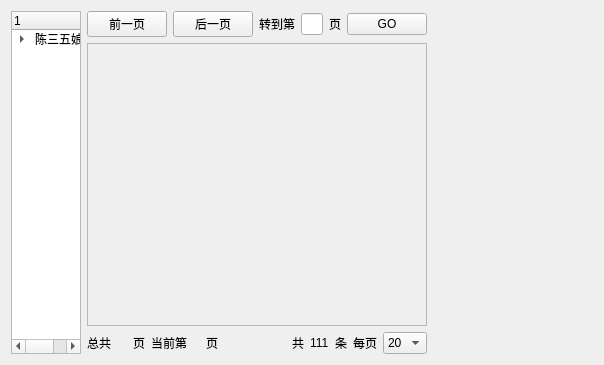
First picture: the form in UI/UI_DBSourceWindow.ui, repository mortersen/C35N, before the edit.
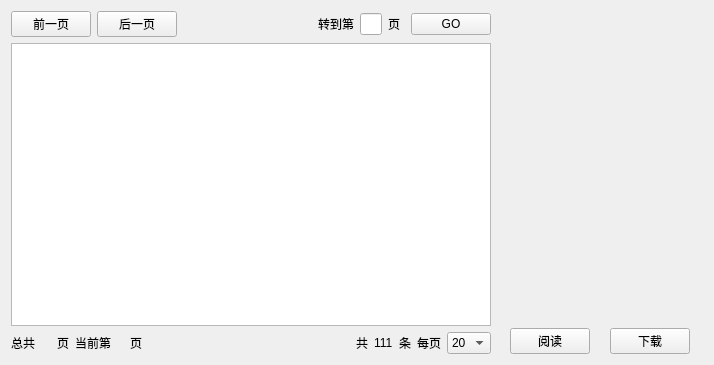
Second picture: the form after the edit. Icons and pictures are not drawn.

Commit message: 修改数据库浏览页

Patch:
```diff
--- a/UI/UI_DBSourceWindow.ui
+++ b/UI/UI_DBSourceWindow.ui
@@ -6,77 +6,18 @@
    <rect>
     <x>0</x>
     <y>0</y>
-    <width>604</width>
+    <width>714</width>
     <height>365</height>
    </rect>
   </property>
   <property name="windowTitle">
    <string>Form</string>
   </property>
-  <layout class="QHBoxLayout" name="horizontalLayout_3" stretch="3,12,8">
-   <item>
-    <widget class="QTreeWidget" name="tree_LeftView">
-     <column>
-      <property name="text">
-       <string/>
-      </property>
-     </column>
-     <item>
-      <property name="text">
-       <string>陈三五娘文献数据库</string>
-      </property>
-      <item>
-       <property name="text">
-        <string>现代研究文献</string>
-       </property>
-       <item>
-        <property name="text">
-         <string>期刊</string>
-        </property>
-       </item>
-       <item>
-        <property name="text">
-         <string>图书</string>
-        </property>
-       </item>
-       <item>
-        <property name="text">
-         <string>学位论文</string>
-        </property>
-       </item>
-       <item>
-        <property name="text">
-         <string>会议论文</string>
-        </property>
-       </item>
-      </item>
-      <item>
-       <property name="text">
-        <string>民间原始文献（手抄本）</string>
-       </property>
-       <item>
-        <property name="text">
-         <string>戏曲</string>
-        </property>
-       </item>
-       <item>
-        <property name="text">
-         <string>歌册</string>
-        </property>
-       </item>
-       <item>
-        <property name="text">
-         <string>南音曲谱</string>
-        </property>
-       </item>
-      </item>
-     </item>
-    </widget>
-   </item>
+  <layout class="QHBoxLayout" name="horizontalLayout_4" stretch="7,3">
    <item>
     <layout class="QVBoxLayout" name="verticalLayout">
      <item>
-      <layout class="QHBoxLayout" name="horizontalLayout" stretch="3,0,2,1,1,2,20">
+      <layout class="QHBoxLayout" name="horizontalLayout" stretch="3,3,8,2,1,1,3">
        <item>
         <widget class="QPushButton" name="btn_PrePage">
          <property name="text">
@@ -99,6 +40,19 @@
          </property>
         </widget>
        </item>
+       <item>
+        <spacer name="horizontalSpacer_4">
+         <property name="orientation">
+          <enum>Qt::Horizontal</enum>
+         </property>
+         <property name="sizeHint" stdset="0">
+          <size>
+           <width>40</width>
+           <height>20</height>
+          </size>
+         </property>
+        </spacer>
+       </item>
        <item>
         <widget class="QLabel" name="label">
          <property name="text">
@@ -127,37 +81,10 @@
          </property>
         </widget>
        </item>
-       <item>
-        <spacer name="horizontalSpacer">
-         <property name="orientation">
-          <enum>Qt::Horizontal</enum>
-         </property>
-         <property name="sizeHint" stdset="0">
-          <size>
-           <width>40</width>
-           <height>20</height>
-          </size>
-         </property>
-        </spacer>
-       </item>
       </layout>
      </item>
      <item>
-      <widget class="QScrollArea" name="scrollArea_Main">
-       <property name="widgetResizable">
-        <bool>true</bool>
-       </property>
-       <widget class="QWidget" name="scrollAreaWidgetContents">
-        <property name="geometry">
-         <rect>
-          <x>0</x>
-          <y>0</y>
-          <width>350</width>
-          <height>283</height>
-         </rect>
-        </property>
-       </widget>
-      </widget>
+      <widget class="QTableView" name="tableView"/>
      </item>
      <item>
       <layout class="QHBoxLayout" name="horizontalLayout_2">
@@ -285,7 +212,70 @@
     </layout>
    </item>
    <item>
-    <widget class="QWidget" name="widget_RightDetail" native="true"/>
+    <layout class="QVBoxLayout" name="verticalLayout_4" stretch="9,1">
+     <item>
+      <widget class="QWidget" name="detailWidget" native="true">
+       <layout class="QVBoxLayout" name="detailLayout"/>
+      </widget>
+     </item>
+     <item>
+      <layout class="QHBoxLayout" name="horizontalLayout_3">
+       <item>
+        <spacer name="horizontalSpacer">
+         <property name="orientation">
+          <enum>Qt::Horizontal</enum>
+         </property>
+         <property name="sizeHint" stdset="0">
+          <size>
+           <width>40</width>
+           <height>20</height>
+          </size>
+         </property>
+        </spacer>
+       </item>
+       <item>
+        <widget class="QPushButton" name="btn_ReadPDF">
+         <property name="text">
+          <string>阅读</string>
+         </property>
+        </widget>
+       </item>
+       <item>
+        <spacer name="horizontalSpacer_3">
+         <property name="orientation">
+          <enum>Qt::Horizontal</enum>
+         </property>
+         <property name="sizeHint" stdset="0">
+          <size>
+           <width>40</width>
+           <height>20</height>
+          </size>
+         </property>
+        </spacer>
+       </item>
+       <item>
+        <widget class="QPushButton" name="btn_Download">
+         <property name="text">
+          <string>下载</string>
+         </property>
+        </widget>
+       </item>
+       <item>
+        <spacer name="horizontalSpacer_5">
+         <property name="orientation">
+          <enum>Qt::Horizontal</enum>
+         </property>
+         <property name="sizeHint" stdset="0">
+          <size>
+           <width>40</width>
+           <height>20</height>
+          </size>
+         </property>
+        </spacer>
+       </item>
+      </layout>
+     </item>
+    </layout>
    </item>
   </layout>
  </widget>
```
The commit also changes 28 other files.
